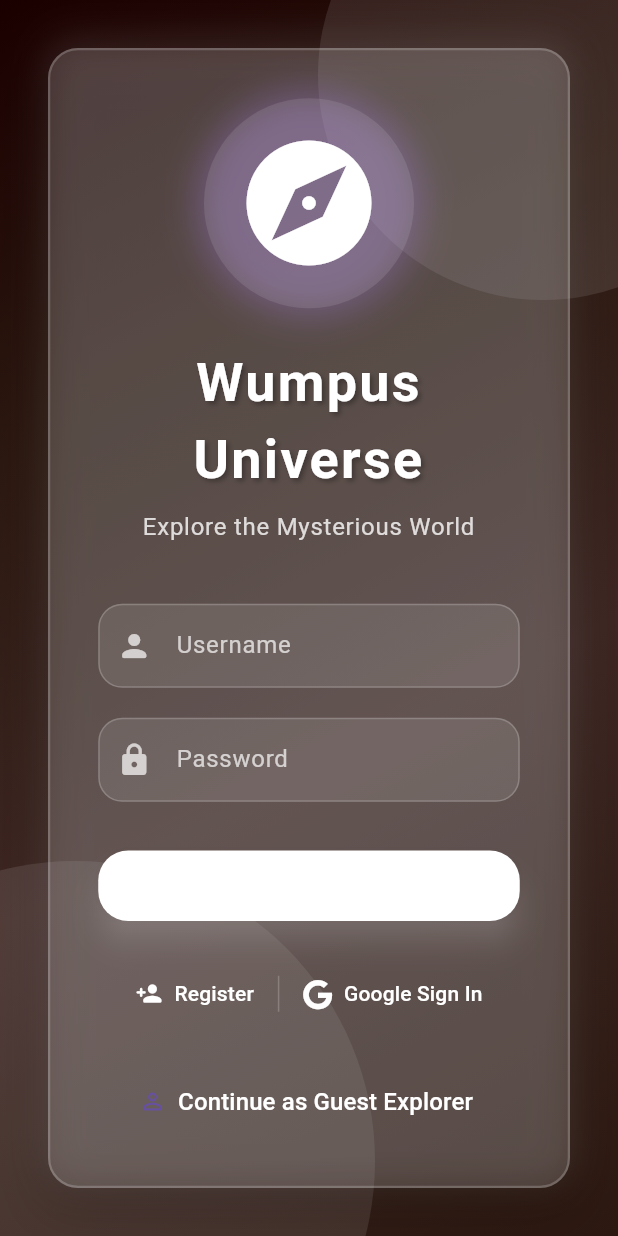
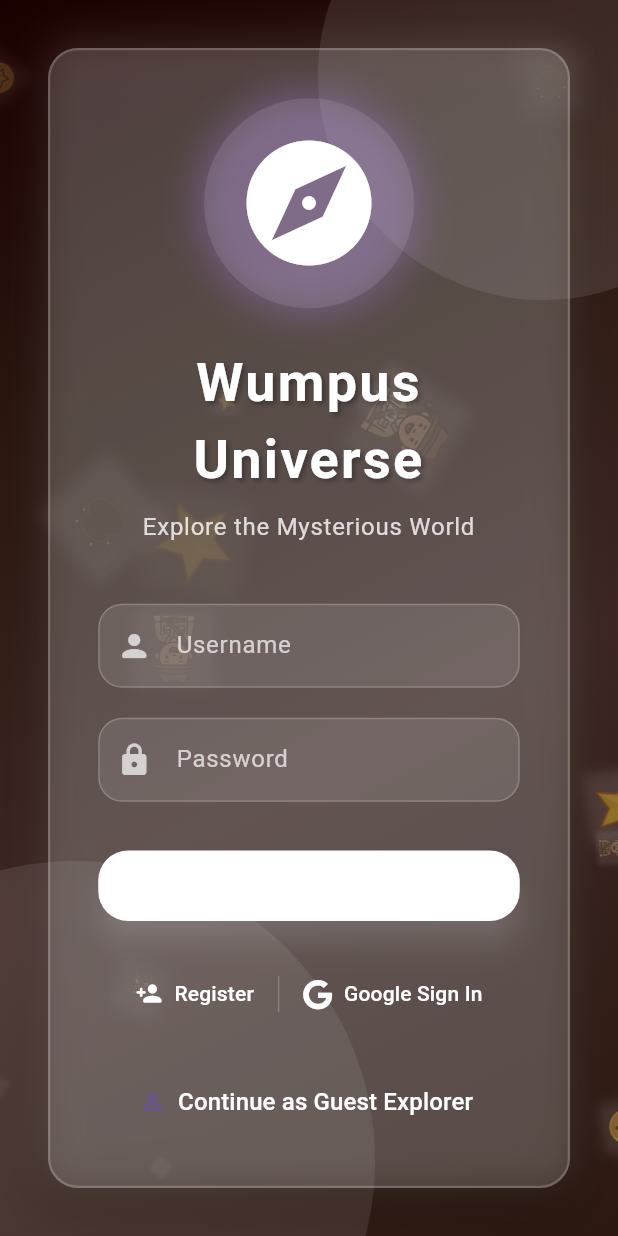
Before and after one commit to dbsmsen/wumpus-universe, a Flutter app: the screen it shows after launch, on a phone screen of 412 x 824 dp. Run offline on Flutter 3.47's test engine with Material 3 defaults, Android fonts, the phone set to English and light mode, and no system bars; our stand-ins replace cloud_firestore, firebase_auth, firebase_core, font_awesome_flutter, google_sign_in; accounts and stored records are empty.

Commit message:
updated screens login_screen.dart

```diff
--- a/lib/screens/login_screen.dart
+++ b/lib/screens/login_screen.dart
@@ -3,6 +3,7 @@ import 'package:firebase_auth/firebase_auth.dart';
 import 'package:google_sign_in/google_sign_in.dart';
 import 'package:font_awesome_flutter/font_awesome_flutter.dart';
 import '../widgets/auth_shared_widget.dart';
+import '../widgets/floating_background.dart';
 import 'initial_onboarding_screen.dart';
 import 'register_screen.dart';
 import 'package:flutter/services.dart';
@@ -136,6 +137,8 @@ class _LoginScreenState extends State<LoginScreen>
           ),
           child: Stack(
             children: [
+              // Add floating background
+              const FloatingBackground(),
               // Background animated circles
               Positioned(
                 top: -100,
@@ -192,7 +195,7 @@ class _LoginScreenState extends State<LoginScreen>
                                           ),
                                         ],
                                       ),
-                                      child: Icon(
+                                      child: const Icon(
                                         Icons.explore_rounded,
                                         size: 100,
                                         color: Colors.white,
@@ -256,7 +259,7 @@ class _LoginScreenState extends State<LoginScreen>
                                 ),
                                 focusedBorder: OutlineInputBorder(
                                   borderRadius: BorderRadius.circular(16),
-                                  borderSide: BorderSide(
+                                  borderSide: const BorderSide(
                                     color: Colors.white,
                                     width: 2,
                                   ),
@@ -290,7 +293,7 @@ class _LoginScreenState extends State<LoginScreen>
                                 ),
                                 focusedBorder: OutlineInputBorder(
                                   borderRadius: BorderRadius.circular(16),
-                                  borderSide: BorderSide(
+                                  borderSide: const BorderSide(
                                     color: Colors.white,
                                     width: 2,
                                   ),
```
